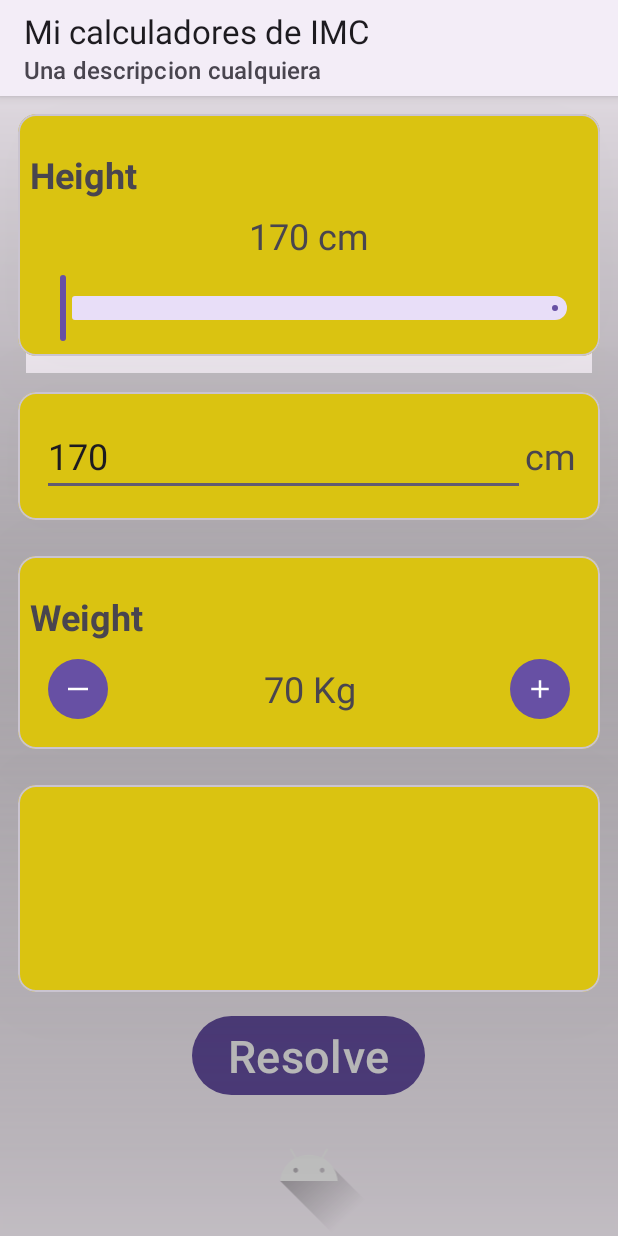
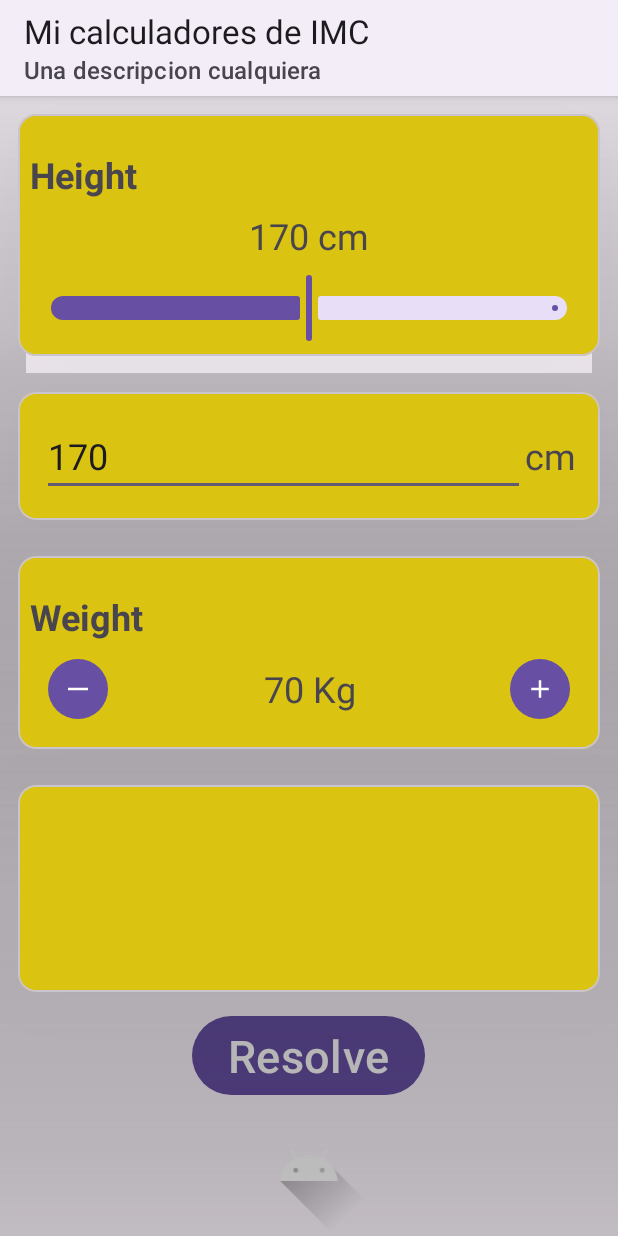
Before and after one commit to raulfl1982ndrd/BMICalculator, an Android app: the screen it shows after launch (MainActivity), on a phone screen of 412 x 824 dp. Run offline under Robolectric (Android 15) with nearby library versions, the phone set to English and light mode, and no system bars.

Commit message:
Se le da el valor por defecto a     lateinit var heightSlider : Slider

```diff
--- a/app/src/main/java/com/example/bmicalculator/MainActivity.kt
+++ b/app/src/main/java/com/example/bmicalculator/MainActivity.kt
@@ -55,7 +55,7 @@ class MainActivity : AppCompatActivity() {
         supportActionBar?.subtitle = "Una descripcion cualquiera"
 
         //heightSlider.addOnChangeListener(heightSlider)
-        //heightSlider.value;
+        heightSlider.value = height.toFloat()
 
         heightSlider.addOnChangeListener { _, value, _ ->
             height = value.toInt()
```
